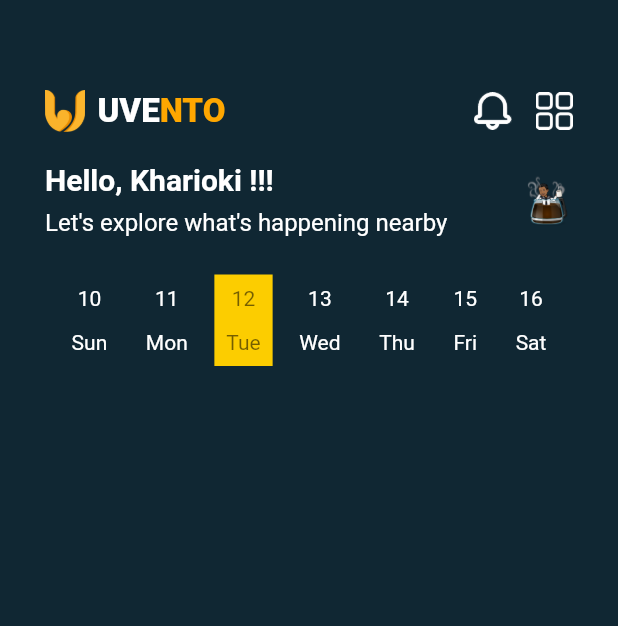
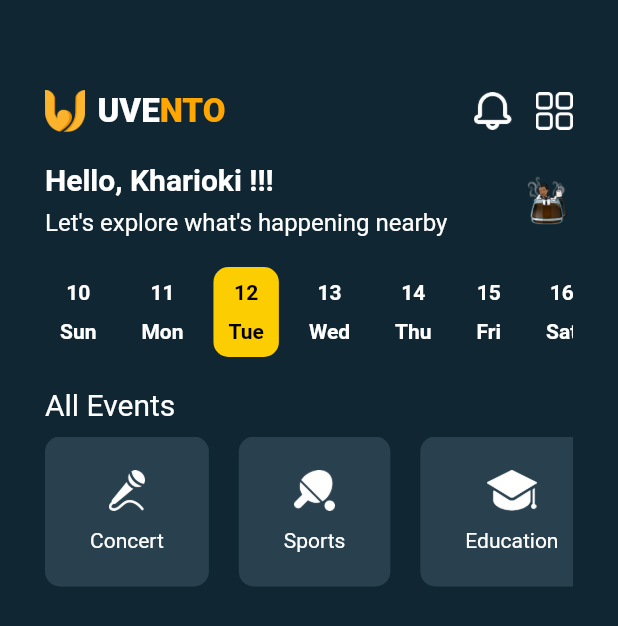
Before and after one commit to kharioki/Event-App, a Flutter app: the HomeScreen screen opened directly, on a phone screen of 412 x 824 dp. Shown: the top 626 px of the screen. Run offline on Flutter 3.47's test engine with Material 2 defaults, Android fonts, the phone set to English and light mode, and no system bars.

Commit message:
calendar view and event types view

```diff
--- a/lib/data/data.dart
+++ b/lib/data/data.dart
@@ -11,49 +11,49 @@ List<DateModel> getDates() {
 
   // 1
   dateModel.date = '10';
-  dateModel.date = 'Sun';
+  dateModel.weekDay = 'Sun';
   dates.add(dateModel);
 
   dateModel = new DateModel();
 
   // 2
   dateModel.date = '11';
-  dateModel.date = 'Mon';
+  dateModel.weekDay = 'Mon';
   dates.add(dateModel);
 
   dateModel = new DateModel();
 
   // 3
   dateModel.date = '12';
-  dateModel.date = 'Tue';
+  dateModel.weekDay = 'Tue';
   dates.add(dateModel);
 
   dateModel = new DateModel();
 
   // 4
   dateModel.date = '13';
-  dateModel.date = 'Wed';
+  dateModel.weekDay = 'Wed';
   dates.add(dateModel);
 
   dateModel = new DateModel();
 
   // 5
   dateModel.date = '14';
-  dateModel.date = 'Thu';
+  dateModel.weekDay = 'Thu';
   dates.add(dateModel);
 
   dateModel = new DateModel();
 
   // 6
   dateModel.date = '15';
-  dateModel.date = 'Fri';
+  dateModel.weekDay = 'Fri';
   dates.add(dateModel);
 
   dateModel = new DateModel();
 
   // 7
   dateModel.date = '16';
-  dateModel.date = 'Sat';
+  dateModel.weekDay = 'Sat';
   dates.add(dateModel);
 
   dateModel = new DateModel();
--- a/lib/screens/home_screen.dart
+++ b/lib/screens/home_screen.dart
@@ -1,3 +1,6 @@
+import 'package:Event_App/data/data.dart';
+import 'package:Event_App/models/date_model.dart';
+import 'package:Event_App/models/event_type_model.dart';
 import 'package:flutter/material.dart';
 
 class HomeScreen extends StatefulWidget {
@@ -6,6 +9,18 @@ class HomeScreen extends StatefulWidget {
 }
 
 class _HomeScreenState extends State<HomeScreen> {
+  List<DateModel> dates = new List<DateModel>();
+  List<EventTypeModel> eventTypes = new List<EventTypeModel>();
+
+  String todaysDate = "12";
+
+  @override
+  void initState() {
+    super.initState();
+    dates = getDates();
+    eventTypes = getEventTypes();
+  }
+
   @override
   Widget build(BuildContext context) {
     return Scaffold(
@@ -20,6 +35,7 @@ class _HomeScreenState extends State<HomeScreen> {
             Container(
               padding: EdgeInsets.symmetric(vertical: 60, horizontal: 30),
               child: Column(
+                crossAxisAlignment: CrossAxisAlignment.start,
                 children: [
                   Row(
                     children: [
@@ -84,22 +100,48 @@ class _HomeScreenState extends State<HomeScreen> {
                       ),
                     ],
                   ),
-                  SizedBox(height: 25),
-                  Row(
-                    mainAxisAlignment: MainAxisAlignment.spaceEvenly,
-                    children: [
-                      DateTile(date: '10', weekDay: 'Sun'),
-                      DateTile(date: '11', weekDay: 'Mon'),
-                      DateTile(
-                        date: '12',
-                        weekDay: 'Tue',
-                        isSelected: true,
-                      ),
-                      DateTile(date: '13', weekDay: 'Wed'),
-                      DateTile(date: '14', weekDay: 'Thu'),
-                      DateTile(date: '15', weekDay: 'Fri'),
-                      DateTile(date: '16', weekDay: 'Sat'),
-                    ],
+                  SizedBox(height: 20),
+
+                  /// Dates
+                  Container(
+                    height: 60,
+                    child: ListView.builder(
+                      itemCount: dates.length,
+                      shrinkWrap: true,
+                      scrollDirection: Axis.horizontal,
+                      itemBuilder: (context, index) {
+                        return DateTile(
+                          weekDay: dates[index].weekDay,
+                          date: dates[index].date,
+                          isSelected: todaysDate == dates[index].date,
+                        );
+                      },
+                    ),
+                  ),
+                  SizedBox(height: 20),
+
+                  /// Events
+                  Text(
+                    'All Events',
+                    style: TextStyle(
+                      color: Colors.white,
+                      fontSize: 20,
+                    ),
+                  ),
+                  SizedBox(height: 10),
+                  Container(
+                    height: 100,
+                    child: ListView.builder(
+                      itemCount: eventTypes.length,
+                      shrinkWrap: true,
+                      scrollDirection: Axis.horizontal,
+                      itemBuilder: (context, index) {
+                        return EventTile(
+                          imgAssetPath: eventTypes[index].imgAssetPath,
+                          eventType: eventTypes[index].eventType,
+                        );
+                      },
+                    ),
                   ),
                 ],
               ),
@@ -112,31 +154,73 @@ class _HomeScreenState extends State<HomeScreen> {
 }
 
 class DateTile extends StatelessWidget {
-  final String weekDay;
-  final String date;
-  final bool isSelected;
+  String weekDay;
+  String date;
+  bool isSelected;
 
-  const DateTile({Key key, this.weekDay, this.date, this.isSelected = false})
-      : super(key: key);
+  DateTile({this.weekDay, this.date, this.isSelected});
 
   @override
   Widget build(BuildContext context) {
     return Container(
-      padding: EdgeInsets.all(8.0),
-      color: isSelected ? Color(0xFFFCCD00) : Colors.transparent,
+      margin: EdgeInsets.only(right: 10),
+      padding: EdgeInsets.symmetric(horizontal: 10),
+      decoration: BoxDecoration(
+        color: isSelected ? Color(0xffFCCD00) : Colors.transparent,
+        borderRadius: BorderRadius.circular(10),
+      ),
       child: Column(
-        children: [
+        mainAxisAlignment: MainAxisAlignment.center,
+        children: <Widget>[
           Text(
             date,
             style: TextStyle(
-              color: isSelected ? Colors.black54 : Colors.white,
+              color: isSelected ? Colors.black : Colors.white,
+              fontWeight: FontWeight.w600,
             ),
           ),
-          SizedBox(height: 13),
+          SizedBox(height: 10),
           Text(
             weekDay,
             style: TextStyle(
-              color: isSelected ? Colors.black54 : Colors.white,
+              color: isSelected ? Colors.black : Colors.white,
+              fontWeight: FontWeight.w600,
+            ),
+          )
+        ],
+      ),
+    );
+  }
+}
+
+class EventTile extends StatelessWidget {
+  String imgAssetPath;
+  String eventType;
+
+  EventTile({this.imgAssetPath, this.eventType});
+
+  @override
+  Widget build(BuildContext context) {
+    return Container(
+      alignment: Alignment.center,
+      margin: EdgeInsets.only(right: 20),
+      padding: EdgeInsets.symmetric(horizontal: 30),
+      decoration: BoxDecoration(
+        color: Color(0xFF29404E),
+        borderRadius: BorderRadius.circular(10),
+      ),
+      child: Column(
+        mainAxisAlignment: MainAxisAlignment.center,
+        children: [
+          Image.asset(
+            imgAssetPath,
+            height: 27,
+          ),
+          SizedBox(height: 12),
+          Text(
+            eventType,
+            style: TextStyle(
+              color: Colors.white,
             ),
           ),
         ],
```
